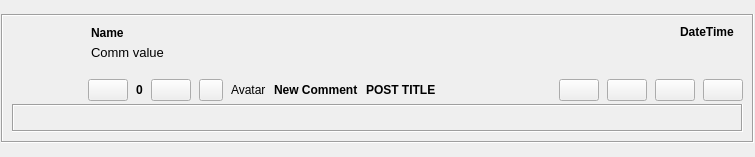
Qt form retroshare-gui/src/gui/feeds/ChannelsCommentsItem.ui (RetroShare/RetroShare) before a commit.
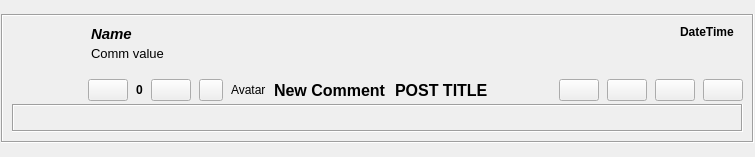
The same form after that commit. Custom widgets are drawn as their Qt base class.

The edit to the form file:
```diff
--- a/retroshare-gui/src/gui/feeds/ChannelsCommentsItem.ui
+++ b/retroshare-gui/src/gui/feeds/ChannelsCommentsItem.ui
@@ -134,6 +134,7 @@
           </property>
           <property name="font">
            <font>
+            <pointsize>12</pointsize>
             <weight>75</weight>
             <bold>true</bold>
            </font>
@@ -150,6 +151,7 @@
          <widget class="QLabel" name="subjectLabel">
           <property name="font">
            <font>
+            <pointsize>12</pointsize>
             <weight>75</weight>
             <bold>true</bold>
            </font>
@@ -313,7 +315,9 @@
            </property>
            <property name="font">
             <font>
+             <pointsize>11</pointsize>
              <weight>75</weight>
+             <italic>true</italic>
              <bold>true</bold>
             </font>
            </property>
```
Left out of the diff: 26 changed lines with no effect on the pictures.
